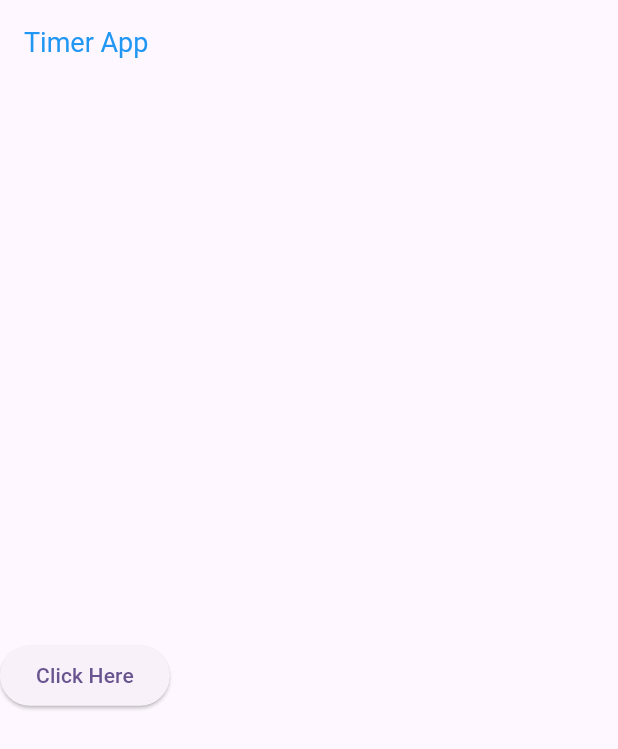
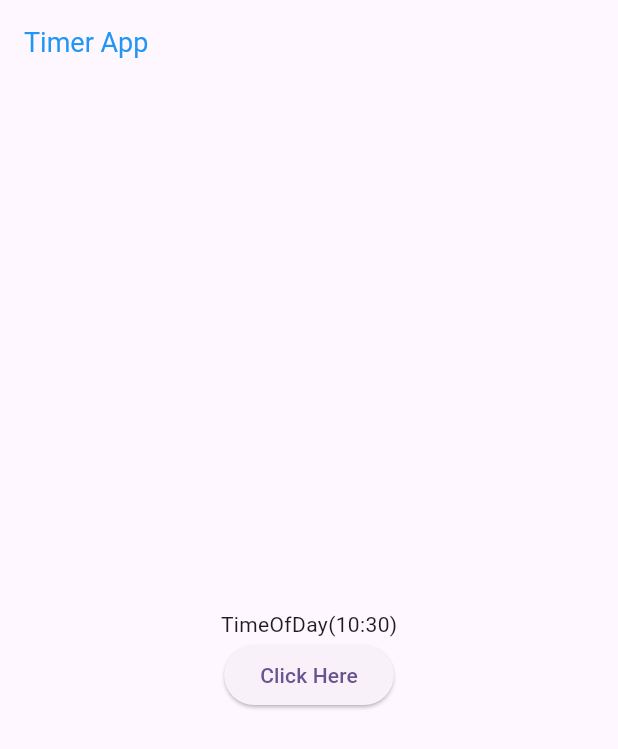
Before and after one commit to Fuaad81/Machinetest1, a Flutter app: the screen it shows after launch, after a tap on "Click Here", on a phone screen of 412 x 824 dp. Shown: the top 749 px of the screen. Run offline on Flutter 3.47's test engine with Material 3 defaults, Android fonts, the phone set to English and light mode, and no system bars.

Commit message:
machinetest1

```diff
--- a/lib/home.dart
+++ b/lib/home.dart
@@ -1,4 +1,4 @@
-// ignore_for_file: prefer_const_constructors, prefer_const_literals_to_create_immutables
+// ignore_for_file: prefer_const_constructors, prefer_const_literals_to_create_immutables, unnecessary_brace_in_string_interps
 
 import 'package:flutter/material.dart';
 
@@ -10,6 +10,7 @@ class MyHomePage extends StatefulWidget {
 }
 
 class _MyHomePageState extends State<MyHomePage> {
+  var b;
   @override
   Widget build(BuildContext context) {
     return Scaffold(
@@ -22,8 +23,12 @@ class _MyHomePageState extends State<MyHomePage> {
       body: Column(
         mainAxisAlignment: MainAxisAlignment.center,
         children: [
-          Text(""),
-          ElevatedButton(onPressed: (){}, child: Text("Click Here")),
+          Center(child: Text("${b}")),
+          ElevatedButton(onPressed: (){
+            setState(() {
+              b = TimeOfDay.now();
+            });
+          }, child: Text("Click Here"))
         ],
       ),
     );
```
Also changed, not shown: lib/main.dart (+0 -15 lines), pubspec.yaml (+4 -12 lines), pubspec.lock.
